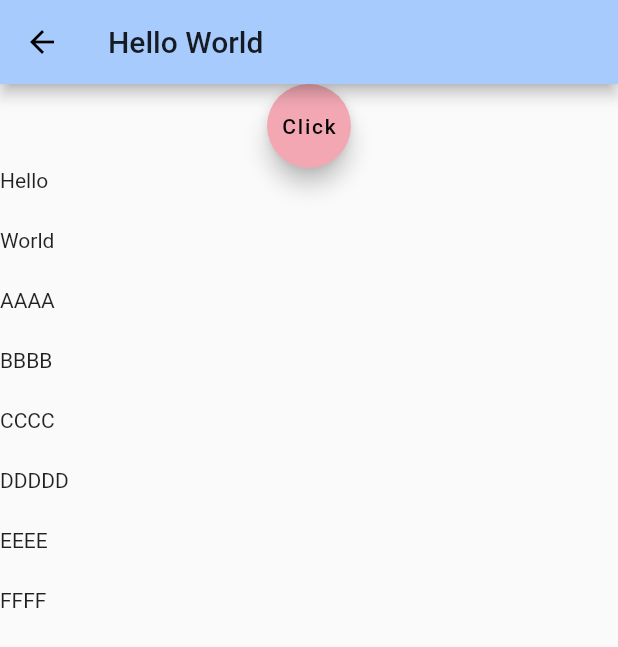
After one commit to FlutterOpen/flutter-widgets, a Flutter app: the AnimListPage screen opened by its route, after a tap on "Click", on a phone screen of 412 x 824 dp. The commit adds this screen. Shown: the top 647 px of the screen. Run offline on Flutter 3.47's test engine with Material 2 defaults, Android fonts, the phone set to English and light mode, and no system bars.

Commit message:
add the AnimationList;

```diff
--- a/lib/const/page_item_const.dart
+++ b/lib/const/page_item_const.dart
@@ -222,4 +222,9 @@ const PAGE_ITEMS = [
     "img": PageImage.FLUTTER_OPEN,
     "click": PageName.ANIM_DEFAULT_TEXT,
   },
+  {
+    "title": PageName.ANIM_LIST,
+    "img": PageImage.FLUTTER_OPEN,
+    "click": PageName.ANIM_LIST,
+  },
 ];
--- a/lib/const/page_name_const.dart
+++ b/lib/const/page_name_const.dart
@@ -49,4 +49,5 @@ class PageName {
   static const ANIM_POSITION_TRANS = "PositionTransition";
   static const ANIM_ROTATION = "RotationTransition";
   static const ANIM_DEFAULT_TEXT = "DefaultText";
+  static const ANIM_LIST = "AnimationList";
 }
--- a/lib/main.dart
+++ b/lib/main.dart
@@ -63,6 +63,7 @@ class FlutterOpenApp extends StatelessWidget {
         PageName.ANIM_POSITION_TRANS: (context) => PositionTransitionPage(),
         PageName.ANIM_ROTATION: (context) => RotationPage(),
         PageName.ANIM_DEFAULT_TEXT: (context) => DefaultTextPage(),
+        PageName.ANIM_LIST: (context) => AnimListPage(),
       },
     );
   }
--- /dev/null
+++ b/lib/page/anim/AnimListPage.dart
@@ -0,0 +1,72 @@
+///
+/// Created by NieBin on 2019/6/9
+/// Github: https://github.com/nb312
+/// Email: niebin312@gmail.com
+///
+import "package:flutter/material.dart";
+import 'package:flutter_widgets/const/_const.dart';
+
+class AnimListPage extends StatefulWidget {
+  @override
+  AnimListState createState() => AnimListState();
+}
+
+List<String> list = [
+  "Hello",
+  "World",
+  "AAAA",
+  "BBBB",
+  "CCCC",
+  "DDDDD",
+  "EEEE",
+  "FFFF"
+];
+
+class AnimListState extends State<AnimListPage>
+    with SingleTickerProviderStateMixin {
+  final _key = GlobalKey<AnimatedListState>();
+
+  Widget _itemBuilder(context, index, anim) => index == 0
+      ? FloatingActionButton(
+          child: Text("Click"),
+          onPressed: () {
+            if (list.length > 20) {
+              var s = list.removeAt(1);
+              _key.currentState.removeItem(
+                1,
+                (context, anim) => ScaleTransition(
+                      scale: anim,
+                      child: Text(list[index]),
+                    ),
+              );
+            } else {
+              list.insert(1, "Hello");
+              _key.currentState.insertItem(1);
+            }
+          },
+        )
+      : Container(
+          constraints: BoxConstraints.expand(height: 40),
+          child: ScaleTransition(
+            scale: anim,
+            child: Text(list[index]),
+          ));
+
+  @override
+  void initState() {
+    super.initState();
+  }
+
+  @override
+  Widget build(BuildContext context) {
+    return Scaffold(
+        appBar: AppBar(
+          title: Text("Hello World"),
+        ),
+        body: AnimatedList(
+          key: _key,
+          initialItemCount: list.length,
+          itemBuilder: _itemBuilder,
+        ));
+  }
+}
--- a/lib/page/anim/_anim.dart
+++ b/lib/page/anim/_anim.dart
@@ -10,3 +10,4 @@ export 'FadeTransitionPage.dart';
 export 'PositionTransitionPage.dart';
 export 'RotationPage.dart';
 export 'DefaultTextPage.dart';
+export 'AnimListPage.dart';
```
